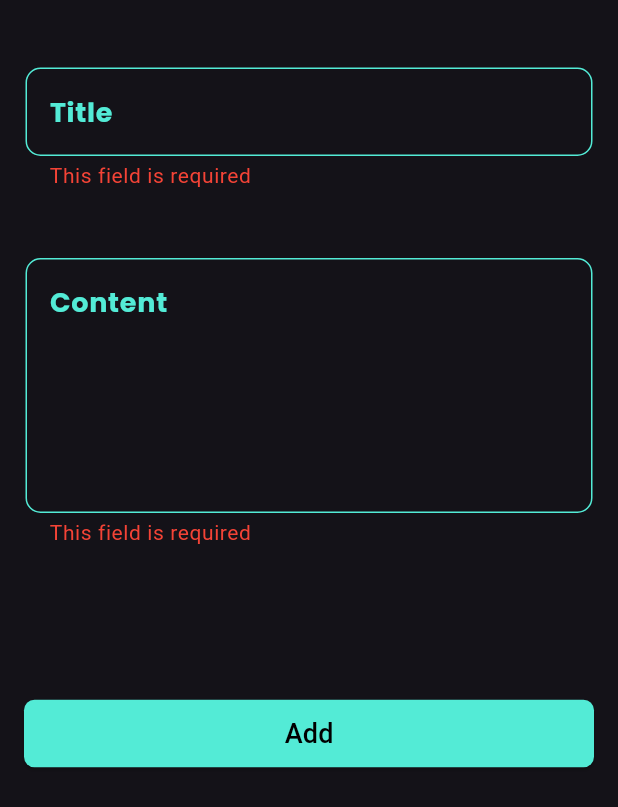
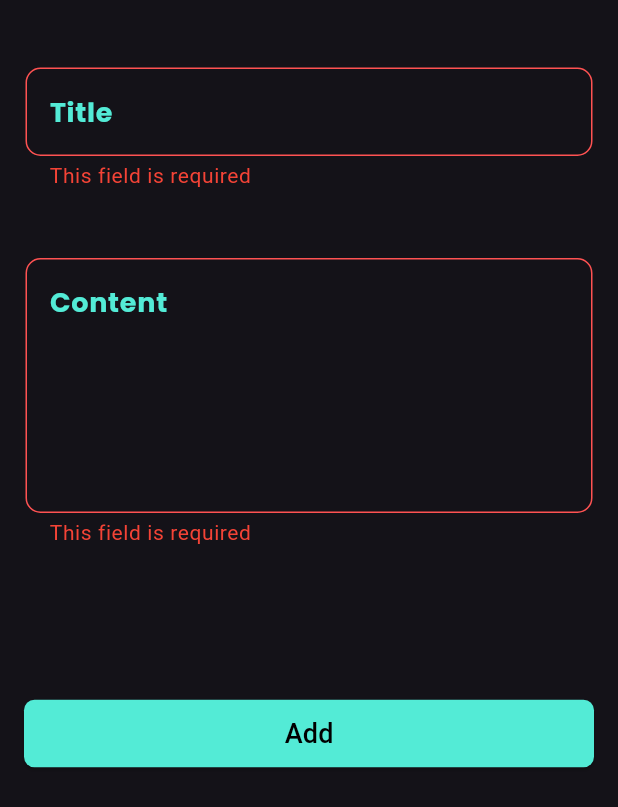
Before and after one commit to Nero1110/notes_app, a Flutter app: the AddNoteBottomSheet widget shown alone on an empty page, opened directly, after a tap on "Add", on a phone screen of 412 x 824 dp. Shown: the top 807 px of the screen. Run offline on Flutter 3.47's test engine with Material 3 defaults, Android fonts, the phone set to English and light mode, and no system bars; our stand-ins replace bloc, hive_ce, hive_ce_flutter; accounts and stored records are empty.

Commit message:
add note cubit

```diff
--- a/lib/constants/constants.dart
+++ b/lib/constants/constants.dart
@@ -1,4 +1,6 @@
 import 'dart:ui';
+import 'package:hive_ce_flutter/hive_flutter.dart';
 
 final kPrimaryColor = Color(0xff53EBD6);
 final kNotesBox = "notes_box";
+final notesBox = Hive.box(kNotesBox);
--- a/lib/screens/add_note_screen.dart
+++ b/lib/screens/add_note_screen.dart
@@ -15,10 +15,11 @@ class _AddNoteBottomSheetState extends State<AddNoteBottomSheet> {
   final TextEditingController contentController = TextEditingController();
 
   final _formkey = GlobalKey<FormState>();
-
+ AutovalidateMode autoValidateMode =AutovalidateMode.disabled;
   @override
   Widget build(BuildContext context) {
     return Form(
+      autovalidateMode:autoValidateMode ,
       key: _formkey,
       child: Padding(
         padding: EdgeInsetsGeometry.only(
@@ -40,7 +41,20 @@ class _AddNoteBottomSheetState extends State<AddNoteBottomSheet> {
 
               Padding(
                 padding: const EdgeInsets.only(top: 100, bottom: 20),
-                child: CustomButton(formkey: _formkey),
+                child: CustomButton(formkey: _formkey,onPressed:  () {
+        if (_formkey.currentState!.validate()) {
+          ScaffoldMessenger.of(context).showSnackBar(
+            const SnackBar(content: Text('Note is added successfully')),
+          );
+          Navigator.pop(context);
+        } else {
+          autoValidateMode=AutovalidateMode.always;
+          setState(() {
+
+          });
+
+        }
+      },),
               ),
             ],
           ),
--- a/lib/widgets/custom_button.dart
+++ b/lib/widgets/custom_button.dart
@@ -2,13 +2,14 @@ import 'package:flutter/material.dart';
 import 'package:notes_app/constants/constants.dart';
 
 class CustomButton extends StatelessWidget {
-  const CustomButton({
+  CustomButton({
     super.key,
     required GlobalKey<FormState> formkey,
+    required this.onPressed
   }) : _formkey = formkey;
 
   final GlobalKey<FormState> _formkey;
-
+ void Function()? onPressed;
 
   @override
   Widget build(BuildContext context) {
@@ -20,20 +21,8 @@ class CustomButton extends StatelessWidget {
           borderRadius: BorderRadiusGeometry.circular(7),
         ),
       ),
-      onPressed: () {
-        if (_formkey.currentState!.validate()) {
-          ScaffoldMessenger.of(context).showSnackBar(
-            const SnackBar(
-              content: Text('Note is added successfully'),
-            ),
-          );
-          Navigator.pop(context);
-        }
-      },
-      child: Text(
-        "Add",
-        style: TextStyle(color: Colors.black, fontSize: 18),
-      ),
+      onPressed:onPressed,
+      child: Text("Add", style: TextStyle(color: Colors.black, fontSize: 18)),
     );
   }
 }
--- a/lib/widgets/custom_text_field.dart
+++ b/lib/widgets/custom_text_field.dart
@@ -48,11 +48,11 @@ class CustomTextField extends StatelessWidget {
                     borderRadius: BorderRadius.circular(10),
                   ),
                   errorBorder: OutlineInputBorder(
-                    borderSide: BorderSide(color: kPrimaryColor),
+                    borderSide: BorderSide(color: Colors.redAccent),
                     borderRadius: BorderRadius.circular(10),
                   ),
                   focusedErrorBorder: OutlineInputBorder(
-                    borderSide: BorderSide(color: kPrimaryColor),
+                    borderSide: BorderSide(color: Colors.red),
                     borderRadius: BorderRadius.circular(10),
                   ),
                 ),
--- a/pubspec.yaml
+++ b/pubspec.yaml
@@ -37,6 +37,7 @@ dependencies:
   intl: ^0.20.2
   hive_ce: ^2.15.1
   hive_ce_flutter: ^2.3.3
+  flutter_bloc: ^9.1.1
 
 
 dev_dependencies:
```
Also changed, not shown: lib/cubits/add_note_cubit/add_note_cubit.dart (added, +13 -0 lines), lib/cubits/add_note_cubit/add_note_state.dart (added, +16 -0 lines), pubspec.lock.
